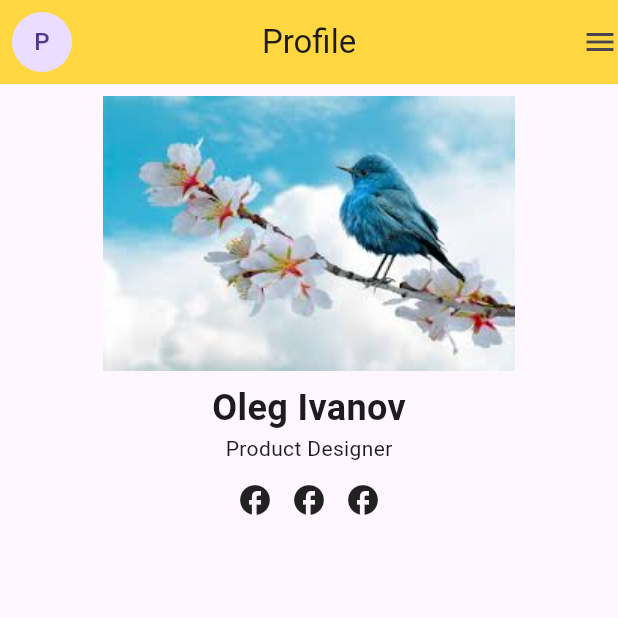
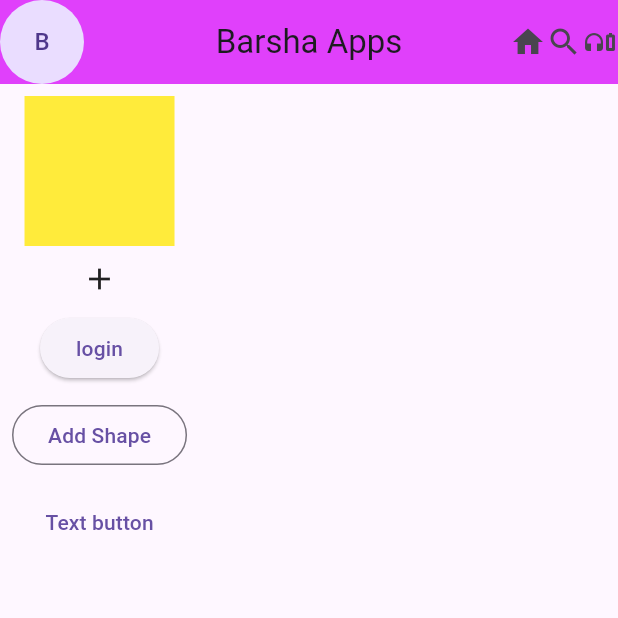
Before and after one commit to Barshamagar123/flutter, a Flutter app: the screen it shows after launch, on a phone screen of 412 x 824 dp, the top half of it. Run offline on Flutter 3.47's test engine with Material 3 defaults, Android fonts, the phone set to English and light mode, and no system bars.

Commit message:
makes changes

```diff
--- a/lib/main.dart
+++ b/lib/main.dart
@@ -3,126 +3,90 @@ import 'package:flutter/material.dart';
 void main() {
   runApp(const NewApp());
 }
-class NewApp extends StatelessWidget {
+class NewApp extends StatefulWidget {
   const NewApp({super.key});
 
+  @override
+  State<NewApp> createState() => _NewAppState();
+}
+
+class _NewAppState extends State<NewApp> {
+  // @override
+  bool isChangedShape=false;
+  int count=1;
   @override
   Widget build(BuildContext context) {
     return MaterialApp(
       home: Scaffold(
         appBar: AppBar(
-          leading: Padding(
-            padding: const EdgeInsets.all(8.0),
-            child: CircleAvatar(child: Text("P"),),
-          ),
-          backgroundColor: Colors.amberAccent,
+          backgroundColor: Colors.purpleAccent,
+          title: Text("Barsha Apps"),
           centerTitle: true,
-          title: Text("Profile"),
-          actions: [
-            Icon(Icons.menu),
+
+          actions:[
+            Icon(Icons.home),
+            Icon(Icons.search),
+            Icon(Icons.headphones_battery_outlined)
           ],
+        leading: CircleAvatar(child: Text("B")),
+
         ),
      body: SingleChildScrollView(
+       child: Padding(
+         padding: const EdgeInsets.all(8.0),
          child: Column(
+          spacing: 10,
           children: [
-      Padding(
-        padding: const EdgeInsets.all(8.0),
-        child: Center(child: Image.asset("assets/image.png")),
-      ),
+            // Container(height: 100,width:100, color:Colors.red),
+            //  Container(height: 100, width: 100, color:Colors.green),
+            //  Container(height:100, width:100,color:Colors.brown),
+            //  Container(
+            //       height: 100,
+            //       width: 100,
 
-      Text(
-        "Oleg Ivanov",
-        style: TextStyle(
-          fontSize: 24,
-          fontWeight: FontWeight.bold,
+            //       decoration: BoxDecoration(
+            //         color: Colors.green,
+            //         borderRadius: BorderRadius.all(Radius.circular(10)),
+            //       ),
+            //     ),
+        SingleChildScrollView(
+          scrollDirection: Axis.horizontal,
+          child: Row(
+            spacing: 10,
+            children: [
+                for(int i=0; i<count; i++)
+                  Container(
+                    height: 100,
+                    width: 100,
+                    decoration: BoxDecoration(
+                      shape: isChangedShape ?  BoxShape.circle
+                      : BoxShape.rectangle,
+                      color: Colors.yellow,
                     ),
                   ),
 
-      Text("Product Designer"),
+          ],),
+        ),
+        //  Image.asset("assets/image.png"),
+        Icon(Icons.add),
+       ElevatedButton(onPressed: () {
+       setState(() {
+       isChangedShape= !isChangedShape;
+       });
+       }, child: Text("login")),
+       OutlinedButton(onPressed: () {}, child: Text("Add Shape")),
+       TextButton(onPressed: () {
+       setState(() {
+         count ++;
+       });}, child: Text("Text button"))
+          ],
 
-      SizedBox(height: 12),
+            //  ElevatedButton(onPressed: () {}, child: Text("login"))
 
-      // 👇 Icons below the text
-      Row(
-        mainAxisAlignment: MainAxisAlignment.center,
-        children: [
-          Icon(Icons.facebook),
-          SizedBox(width: 12),
-          Icon(Icons.facebook),
-          SizedBox(width: 12),
-          Icon(Icons.facebook),
-        ],
-      ),
-    ],
          ),
        ),
-
+     )
       )
     );
   }
 }
-
-
-     // Icon(Icons.facebook)
-// class HomePage extends StatelessWidget {
-//   const HomePage({super.key});
-
-//   @override
-//   Widget build(BuildContext context) {
-//     return MaterialApp(
-//       home: Scaffold(
-//         appBar: AppBar(
-//           backgroundColor: Colors.purpleAccent,
-//           title: Text("Barsha Apps"),
-//           centerTitle: true,
-
-//           actions:[
-//             Icon(Icons.home),
-//             Icon(Icons.search),
-//             Icon(Icons.headphones_battery_outlined)
-//           ],
-//         leading: CircleAvatar(child: Text("B")),
-
-//         ),
-//      body: SingleChildScrollView(
-//        child: Padding(
-//          padding: const EdgeInsets.all(8.0),
-//          child: Column(
-//           spacing: 10,
-//           children: [
-//             Container(height: 100,width:100, color:Colors.red),
-//              Container(height: 100, width: 100, color:Colors.green),
-//              Container(height:100, width:100,color:Colors.brown),
-//              Container(
-//                   height: 100,
-//                   width: 100,
-
-//                   decoration: BoxDecoration(
-//                     color: Colors.green,
-//                     borderRadius: BorderRadius.all(Radius.circular(10)),
-//                   ),
-//                 ),
-//                 Container(
-//                   height: 100,
-//                   width: 100,
-
-//                   decoration: BoxDecoration(
-//                     shape: BoxShape.circle,
-//                     color: Colors.yellow,
-//                   ),
-//                 ),
-
-//          Image.asset("assets/image.png"),
-//        ElevatedButton(onPressed: () {}, child: Text("login"))
-
-//           ],
-
-//             //  ElevatedButton(onPressed: () {}, child: Text("login"))
-
-//          ),
-//        ),
-//      )
-//       )
-//     );
-//   }
-// }
```
Lines whose indentation alone changed are shown as unchanged.
